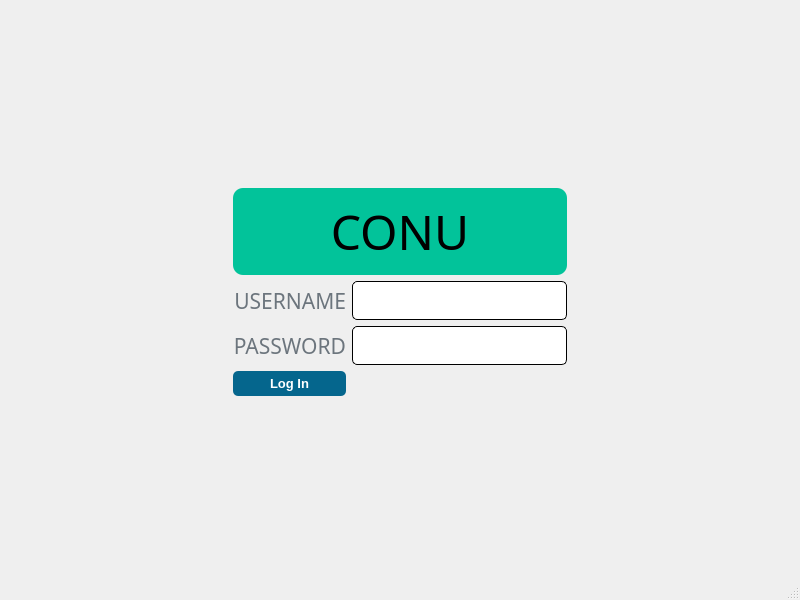
First picture: the form in conu/ui/ui_files/MainWindow.ui, repository Soapey/PyConu, before the edit.
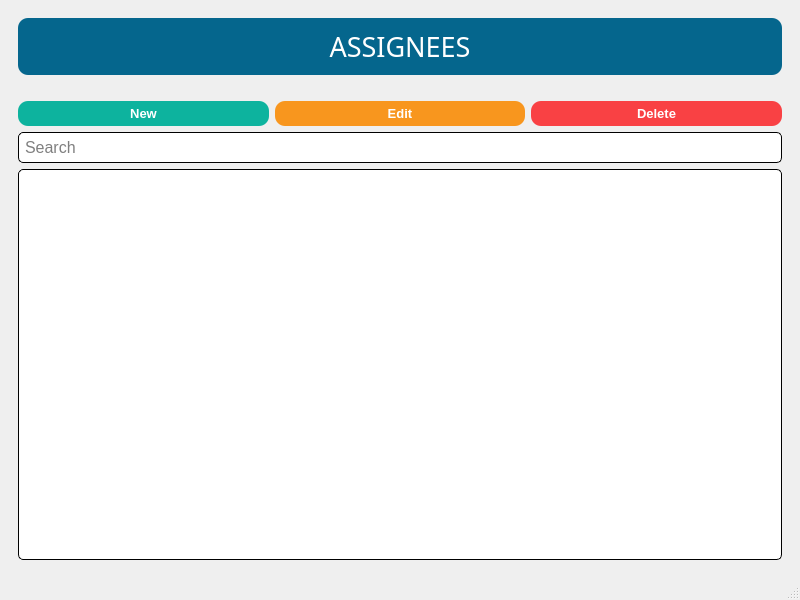
Second picture: the form after the edit.

Diff of the .ui file:
```diff
--- a/conu/ui/ui_files/MainWindow.ui
+++ b/conu/ui/ui_files/MainWindow.ui
@@ -23,230 +23,6 @@
       <property name="currentIndex">
        <number>0</number>
       </property>
-      <widget class="QWidget" name="page_login">
-       <property name="styleSheet">
-        <string notr="true"/>
-       </property>
-       <layout class="QGridLayout" name="gridLayout_2">
-        <item row="3" column="2">
-         <widget class="QLineEdit" name="login_txtPassword">
-          <property name="font">
-           <font>
-            <family>Arial</family>
-            <pointsize>14</pointsize>
-           </font>
-          </property>
-          <property name="styleSheet">
-           <string notr="true">QLineEdit {
-	background-color: white;
-	border-style: inset;
-	border-width: 1px;
-	border-radius: 5px;
-	border-color: black;
-	padding: 6px;
-}
-
-QLineEdit:focus {
-	border-width: 2px;
-	border-color: #028090;
-}</string>
-          </property>
-          <property name="echoMode">
-           <enum>QLineEdit::Password</enum>
-          </property>
-         </widget>
-        </item>
-        <item row="2" column="2">
-         <widget class="QLineEdit" name="login_txtUsername">
-          <property name="font">
-           <font>
-            <family>Arial</family>
-            <pointsize>14</pointsize>
-           </font>
-          </property>
-          <property name="styleSheet">
-           <string notr="true">QLineEdit {
-	background-color: white;
-	border-style: inset;
-	border-width: 1px;
-	border-radius: 5px;
-	border-color: black;
-	padding: 6px;
-}
-
-QLineEdit:focus {
-	border-width: 2px;
-	border-color: #028090;
-}</string>
-          </property>
-          <property name="echoMode">
-           <enum>QLineEdit::Normal</enum>
-          </property>
-         </widget>
-        </item>
-        <item row="2" column="1">
-         <widget class="QLabel" name="label">
-          <property name="font">
-           <font>
-            <family>Impact</family>
-            <pointsize>16</pointsize>
-            <weight>50</weight>
-            <bold>false</bold>
-           </font>
-          </property>
-          <property name="styleSheet">
-           <string notr="true">QLabel {
-	color: #6c757d;
-}</string>
-          </property>
-          <property name="text">
-           <string>USERNAME</string>
-          </property>
-          <property name="alignment">
-           <set>Qt::AlignRight|Qt::AlignTrailing|Qt::AlignVCenter</set>
-          </property>
-         </widget>
-        </item>
-        <item row="1" column="1" colspan="2">
-         <widget class="QLabel" name="label_3">
-          <property name="font">
-           <font>
-            <family>Impact</family>
-            <pointsize>36</pointsize>
-            <weight>50</weight>
-            <bold>false</bold>
-           </font>
-          </property>
-          <property name="styleSheet">
-           <string notr="true">QLabel {
-    background-color: #02c39a;
-    border-style: outset;
-    border-radius: 10px;
-    padding: 10px;
-}</string>
-          </property>
-          <property name="text">
-           <string>CONU</string>
-          </property>
-          <property name="alignment">
-           <set>Qt::AlignCenter</set>
-          </property>
-         </widget>
-        </item>
-        <item row="3" column="1">
-         <widget class="QLabel" name="label_2">
-          <property name="font">
-           <font>
-            <family>Impact</family>
-            <pointsize>16</pointsize>
-            <weight>50</weight>
-            <bold>false</bold>
-           </font>
-          </property>
-          <property name="styleSheet">
-           <string notr="true">QLabel {
-	color: #6c757d;
-}</string>
-          </property>
-          <property name="text">
-           <string>PASSWORD</string>
-          </property>
-          <property name="alignment">
-           <set>Qt::AlignRight|Qt::AlignTrailing|Qt::AlignVCenter</set>
-          </property>
-         </widget>
-        </item>
-        <item row="4" column="1">
-         <widget class="QPushButton" name="login_btnLogin">
-          <property name="font">
-           <font>
-            <family>Arial</family>
-            <pointsize>10</pointsize>
-            <weight>75</weight>
-            <bold>true</bold>
-           </font>
-          </property>
-          <property name="cursor">
-           <cursorShape>PointingHandCursor</cursorShape>
-          </property>
-          <property name="focusPolicy">
-           <enum>Qt::NoFocus</enum>
-          </property>
-          <property name="styleSheet">
-           <string notr="true">QPushButton
-{
-    background-color: #05668d;
-    color: white;
-    border-style: outset;
-    border-radius: 5px;
-    padding: 5px;
-}
-
-QPushButton:hover
-{
-    background-color: #028090;
-}
-</string>
-          </property>
-          <property name="text">
-           <string>Log In</string>
-          </property>
-         </widget>
-        </item>
-        <item row="0" column="0" rowspan="6">
-         <spacer name="horizontalSpacer">
-          <property name="orientation">
-           <enum>Qt::Horizontal</enum>
-          </property>
-          <property name="sizeHint" stdset="0">
-           <size>
-            <width>40</width>
-            <height>20</height>
-           </size>
-          </property>
-         </spacer>
-        </item>
-        <item row="0" column="3" rowspan="6">
-         <spacer name="horizontalSpacer_2">
-          <property name="orientation">
-           <enum>Qt::Horizontal</enum>
-          </property>
-          <property name="sizeHint" stdset="0">
-           <size>
-            <width>40</width>
-            <height>20</height>
-           </size>
-          </property>
-         </spacer>
-        </item>
-        <item row="5" column="1" colspan="2">
-         <spacer name="verticalSpacer">
-          <property name="orientation">
-           <enum>Qt::Vertical</enum>
-          </property>
-          <property name="sizeHint" stdset="0">
-           <size>
-            <width>20</width>
-            <height>40</height>
-           </size>
-          </property>
-         </spacer>
-        </item>
-        <item row="0" column="1" colspan="2">
-         <spacer name="verticalSpacer_2">
-          <property name="orientation">
-           <enum>Qt::Vertical</enum>
-          </property>
-          <property name="sizeHint" stdset="0">
-           <size>
-            <width>20</width>
-            <height>40</height>
-           </size>
-          </property>
-         </spacer>
-        </item>
-       </layout>
-      </widget>
       <widget class="QWidget" name="page_assignee_listingview">
        <layout class="QGridLayout" name="gridLayout_3">
         <item row="3" column="0" colspan="3">
@@ -731,61 +507,8 @@
        </layout>
       </widget>
       <widget class="QWidget" name="page_department_listingview">
-       <widget class="QTableWidget" name="department_listingview_tblDepartment">
-        <property name="geometry">
-         <rect>
-          <x>10</x>
-          <y>158</y>
-          <width>764</width>
-          <height>375</height>
-         </rect>
-        </property>
-        <property name="focusPolicy">
-         <enum>Qt::ClickFocus</enum>
-        </property>
-        <property name="styleSheet">
-         <string notr="true">QTableWidget {
-	background-color: white;
-	border-style: inset;
-	border-width: 1px;
-	border-radius: 5px;
-	border-color: black;
-	padding: 4px;
-}
-
-QTableWidget:focus {
-	border-width: 2px;
-	border-color: #028090;
-}</string>
-        </property>
-        <property name="editTriggers">
-         <set>QAbstractItemView::NoEditTriggers</set>
-        </property>
-        <property name="tabKeyNavigation">
-         <bool>false</bool>
-        </property>
-        <property name="alternatingRowColors">
-         <bool>false</bool>
-        </property>
-        <property name="selectionMode">
-         <enum>QAbstractItemView::SingleSelection</enum>
-        </property>
-        <property name="selectionBehavior">
-         <enum>QAbstractItemView::SelectRows</enum>
-        </property>
-        <property name="sortingEnabled">
-         <bool>true</bool>
-        </property>
-        <property name="cornerButtonEnabled">
-         <bool>false</bool>
-        </property>
-        <attribute name="horizontalHeaderStretchLastSection">
-         <bool>true</bool>
-        </attribute>
-        <attribute name="verticalHeaderVisible">
-         <bool>false</bool>
-        </attribute>
-       </widget>
+       <layout class="QGridLayout" name="gridLayout_2">
+        <item row="0" column="0" colspan="3">
        <widget class="QLabel" name="label_17">
         <property name="geometry">
          <rect>
@@ -971,10 +694,36 @@
 	    background-color: #16db93;
 }</string>
         </property>
-        <property name="text">
-         <string>New</string>
-        </property>
-       </widget>
+          <property name="editTriggers">
+           <set>QAbstractItemView::NoEditTriggers</set>
+          </property>
+          <property name="tabKeyNavigation">
+           <bool>false</bool>
+          </property>
+          <property name="alternatingRowColors">
+           <bool>false</bool>
+          </property>
+          <property name="selectionMode">
+           <enum>QAbstractItemView::SingleSelection</enum>
+          </property>
+          <property name="selectionBehavior">
+           <enum>QAbstractItemView::SelectRows</enum>
+          </property>
+          <property name="sortingEnabled">
+           <bool>true</bool>
+          </property>
+          <property name="cornerButtonEnabled">
+           <bool>false</bool>
+          </property>
+          <attribute name="horizontalHeaderStretchLastSection">
+           <bool>true</bool>
+          </attribute>
+          <attribute name="verticalHeaderVisible">
+           <bool>false</bool>
+          </attribute>
+         </widget>
+        </item>
+       </layout>
       </widget>
       <widget class="QWidget" name="page_department_entryform">
        <layout class="QGridLayout" name="gridLayout_8">
```
Left out of the diff: 117 changed lines with no effect on the pictures. Lines whose indentation alone changed are shown as unchanged.
